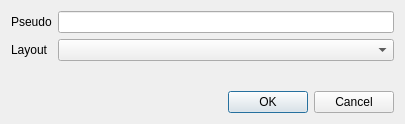
Old version of the form src/ui/options.ui in the repository AzariasB/QTypingTest.
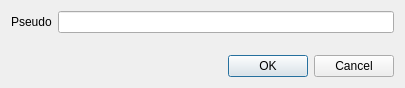
New version of the form.

The edit to the form file:
```diff
--- a/src/ui/options.ui
+++ b/src/ui/options.ui
@@ -7,7 +7,7 @@
     <x>0</x>
     <y>0</y>
     <width>405</width>
-    <height>124</height>
+    <height>88</height>
    </rect>
   </property>
   <property name="windowTitle">
@@ -26,16 +26,6 @@
      <item row="1" column="1">
       <widget class="QLineEdit" name="line_pseudo"/>
      </item>
-     <item row="2" column="0">
-      <widget class="QLabel" name="label_3">
-       <property name="text">
-        <string>Layout</string>
-       </property>
-      </widget>
-     </item>
-     <item row="2" column="1">
-      <widget class="QComboBox" name="comboBox_layout"/>
-     </item>
     </layout>
    </item>
    <item row="1" column="0">
```
